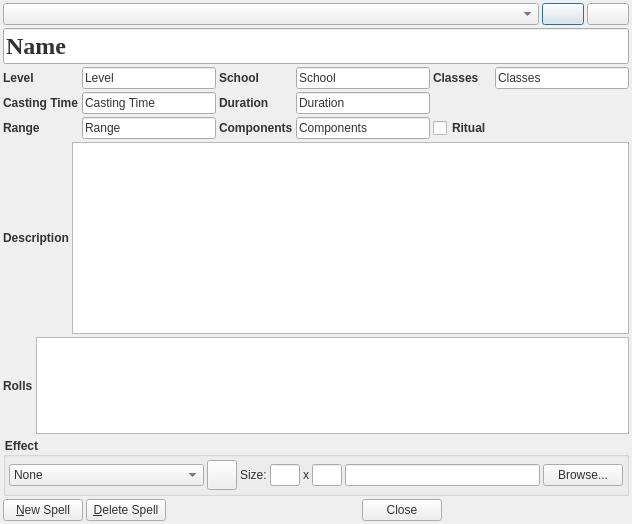
Qt form DMHelper/src/spellbookdialog.ui (MMetze/DMHelper) before a commit.
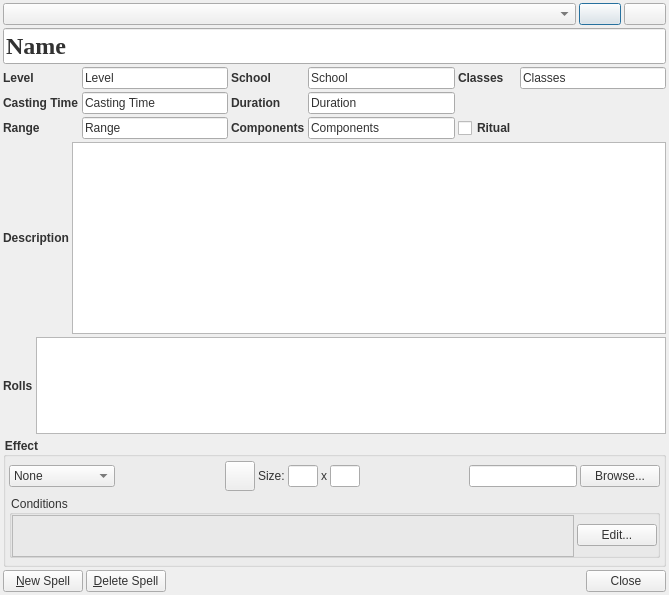
The same form after that commit. Icons and pictures are not drawn. Custom widgets are drawn as their Qt base class.

Patch:
```diff
--- a/DMHelper/src/spellbookdialog.ui
+++ b/DMHelper/src/spellbookdialog.ui
@@ -6,8 +6,8 @@
    <rect>
     <x>0</x>
     <y>0</y>
-    <width>632</width>
-    <height>524</height>
+    <width>669</width>
+    <height>595</height>
    </rect>
   </property>
   <property name="windowTitle">
@@ -17,7 +17,7 @@
    <string notr="true">background-image: url(:/img/data/parchment.jpg);
 color: rgb(50, 50, 50);</string>
   </property>
-  <layout class="QVBoxLayout" name="verticalLayout">
+  <layout class="QVBoxLayout" name="verticalLayout_2">
    <property name="spacing">
     <number>3</number>
    </property>
@@ -485,6 +485,12 @@
    </item>
    <item>
     <widget class="QGroupBox" name="groupBox">
+     <property name="minimumSize">
+      <size>
+       <width>0</width>
+       <height>130</height>
+      </size>
+     </property>
      <property name="font">
       <font>
        <weight>75</weight>
@@ -494,22 +500,24 @@
      <property name="title">
       <string>Effect</string>
      </property>
+     <layout class="QVBoxLayout" name="verticalLayout">
+      <property name="spacing">
+       <number>3</number>
+      </property>
+      <property name="leftMargin">
+       <number>3</number>
+      </property>
+      <property name="topMargin">
+       <number>3</number>
+      </property>
+      <property name="rightMargin">
+       <number>3</number>
+      </property>
+      <property name="bottomMargin">
+       <number>3</number>
+      </property>
+      <item>
      <layout class="QHBoxLayout" name="horizontalLayout_5">
-      <property name="spacing">
-       <number>3</number>
-      </property>
-      <property name="leftMargin">
-       <number>3</number>
-      </property>
-      <property name="topMargin">
-       <number>3</number>
-      </property>
-      <property name="rightMargin">
-       <number>3</number>
-      </property>
-      <property name="bottomMargin">
-       <number>3</number>
-      </property>
       <item>
        <widget class="QComboBox" name="cmbEffectType">
         <property name="sizePolicy">
@@ -573,6 +581,19 @@
         </item>
        </widget>
       </item>
+        <item>
+         <spacer name="horizontalSpacer">
+          <property name="orientation">
+           <enum>Qt::Horizontal</enum>
+          </property>
+          <property name="sizeHint" stdset="0">
+           <size>
+            <width>40</width>
+            <height>20</height>
+           </size>
+          </property>
+         </spacer>
+        </item>
       <item>
        <widget class="ColorPushButton" name="btnEffectColor">
         <property name="minimumSize">
@@ -651,6 +672,19 @@
         </item>
        </layout>
       </item>
+        <item>
+         <spacer name="horizontalSpacer_2">
+          <property name="orientation">
+           <enum>Qt::Horizontal</enum>
+          </property>
+          <property name="sizeHint" stdset="0">
+           <size>
+            <width>40</width>
+            <height>20</height>
+           </size>
+          </property>
+         </spacer>
+        </item>
       <item>
        <widget class="QLineEdit" name="edtEffectToken">
         <property name="sizePolicy">
@@ -669,6 +703,85 @@
        </widget>
       </item>
      </layout>
+      </item>
+      <item>
+       <widget class="QGroupBox" name="groupBox_2">
+        <property name="sizePolicy">
+         <sizepolicy hsizetype="Preferred" vsizetype="Fixed">
+          <horstretch>0</horstretch>
+          <verstretch>0</verstretch>
+         </sizepolicy>
+        </property>
+        <property name="minimumSize">
+         <size>
+          <width>0</width>
+          <height>63</height>
+         </size>
+        </property>
+        <property name="maximumSize">
+         <size>
+          <width>16777215</width>
+          <height>63</height>
+         </size>
+        </property>
+        <property name="title">
+         <string>Conditions</string>
+        </property>
+        <layout class="QHBoxLayout" name="horizontalLayout_7">
+         <property name="spacing">
+          <number>3</number>
+         </property>
+         <property name="leftMargin">
+          <number>0</number>
+         </property>
+         <property name="topMargin">
+          <number>0</number>
+         </property>
+         <property name="rightMargin">
+          <number>0</number>
+         </property>
+         <property name="bottomMargin">
+          <number>0</number>
+         </property>
+         <item>
+          <widget class="QFrame" name="frameConditions">
+           <property name="sizePolicy">
+            <sizepolicy hsizetype="MinimumExpanding" vsizetype="Fixed">
+             <horstretch>0</horstretch>
+             <verstretch>0</verstretch>
+            </sizepolicy>
+           </property>
+           <property name="minimumSize">
+            <size>
+             <width>0</width>
+             <height>42</height>
+            </size>
+           </property>
+           <property name="maximumSize">
+            <size>
+             <width>16777215</width>
+             <height>42</height>
+            </size>
+           </property>
+           <property name="frameShape">
+            <enum>QFrame::StyledPanel</enum>
+           </property>
+           <property name="frameShadow">
+            <enum>QFrame::Raised</enum>
+           </property>
+          </widget>
+         </item>
+         <item>
+          <widget class="QPushButton" name="btnEditConditions">
+           <property name="text">
+            <string>Edit...</string>
+           </property>
+          </widget>
+         </item>
+        </layout>
+       </widget>
+      </item>
+     </layout>
     </widget>
    </item>
    <item>
@@ -745,7 +858,7 @@
         <set>QDialogButtonBox::Close</set>
        </property>
        <property name="centerButtons">
-        <bool>true</bool>
+        <bool>false</bool>
        </property>
       </widget>
      </item>
```
Lines whose indentation alone changed are shown as unchanged.
